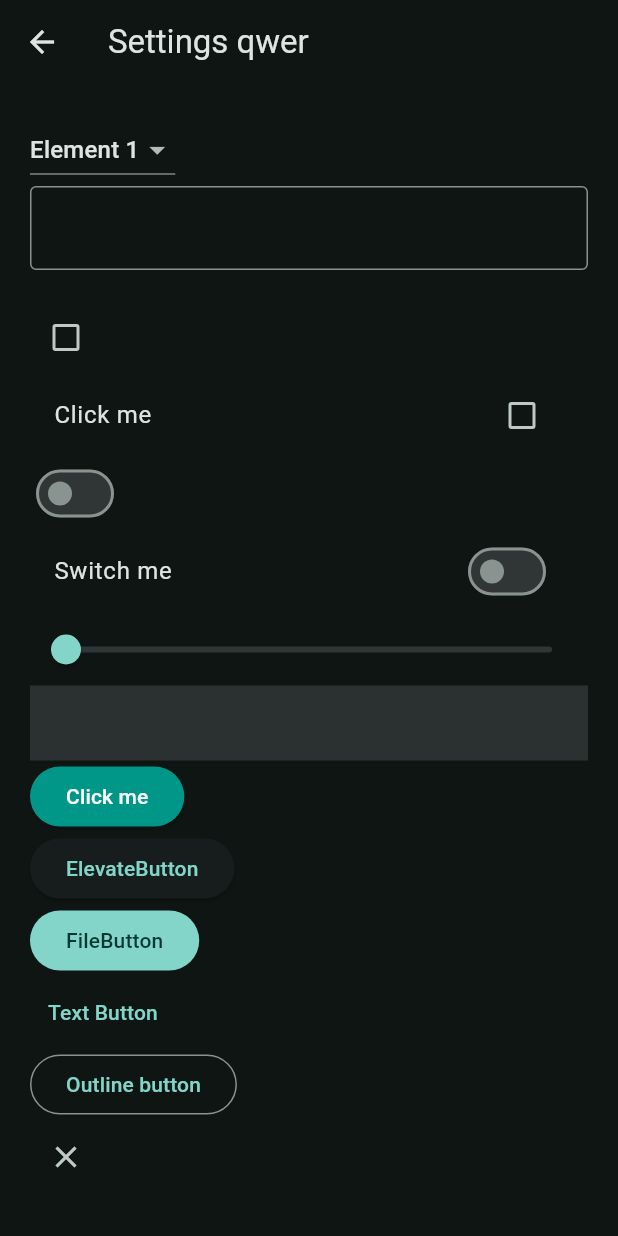
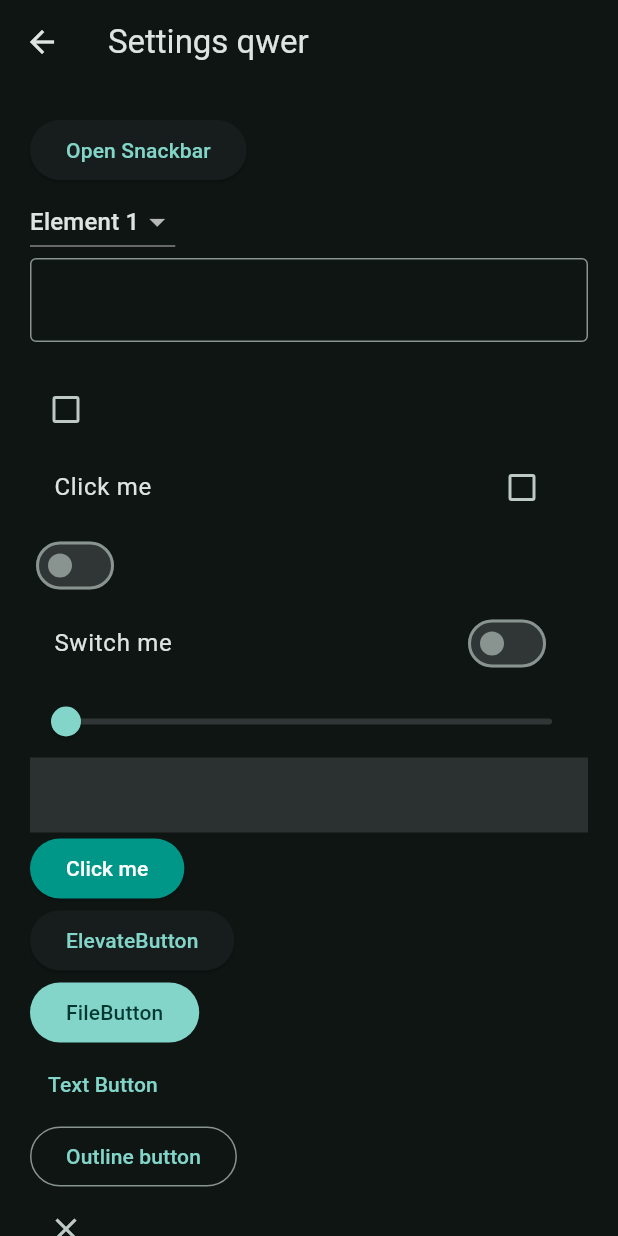
Before and after one commit to abdellahkaba/formation_flutter, a Flutter app: the screen it shows after launch, after a tap on "Login", after a tap on the "settings" icon, on a phone screen of 412 x 824 dp. Run offline on Flutter 3.47's test engine with Material 3 defaults, Android fonts, the phone set to English and light mode, and no system bars; network calls fail.

Commit message:
SnackBar

```diff
--- a/lib/views/pages/settings_page.dart
+++ b/lib/views/pages/settings_page.dart
@@ -34,6 +34,18 @@ class _SettingsPageState extends State<SettingsPage> {
           child: Column(
             crossAxisAlignment: CrossAxisAlignment.start,
             children: [
+              ElevatedButton(
+                onPressed: () {
+                  ScaffoldMessenger.of(context).showSnackBar(
+                    SnackBar(
+                      duration: Duration(seconds: 5),
+                      content: Text("SnackBar"),
+                      behavior: SnackBarBehavior.floating,
+                    ),
+                  );
+                },
+                child: Text("Open Snackbar"),
+              ),
               DropdownButton(
                 value: menuItem,
                 items: [
--- a/lib/views/widgets/hero_widget.dart
+++ b/lib/views/widgets/hero_widget.dart
@@ -9,7 +9,11 @@ class HeroWidget extends StatelessWidget {
       tag: 'hero1',
       child: ClipRRect(
         borderRadius: BorderRadius.circular(20.0),
-        child: Image.network('https://placehold.co/600x400/png?text=Flutter'),
+        child: Image.network(
+          'https://placehold.co/600x400/png?text=Flutter',
+          color: Colors.teal,
+          colorBlendMode: BlendMode.darken,
+        ),
       ),
     );
   }
```
